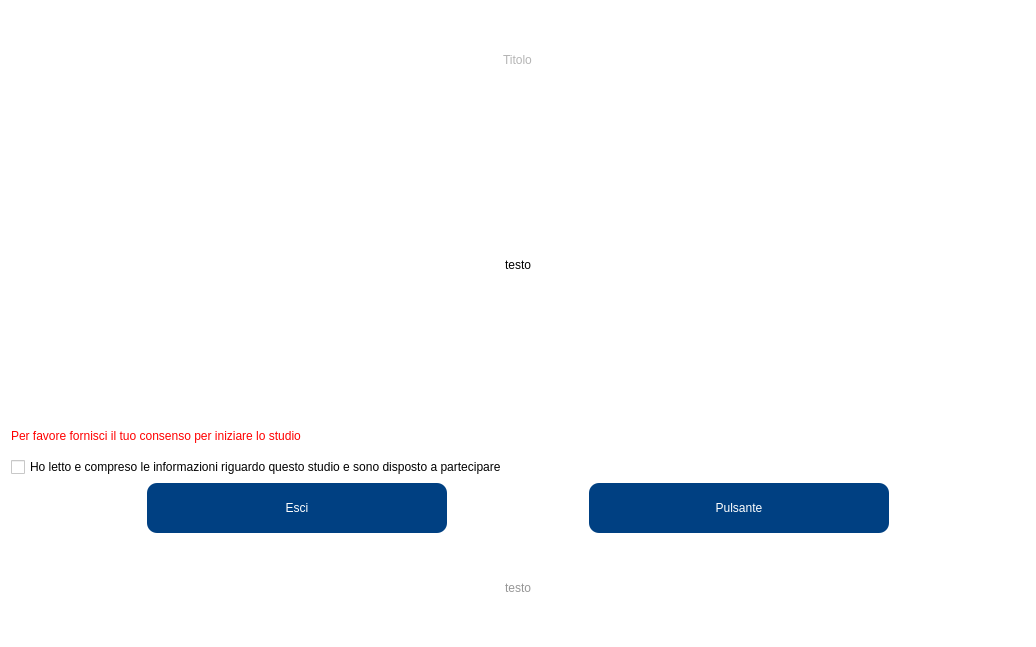
cosfederico/Interfaccia-Tesi, file GUI/qtdesigner/IntroPage.ui: the form before one commit.
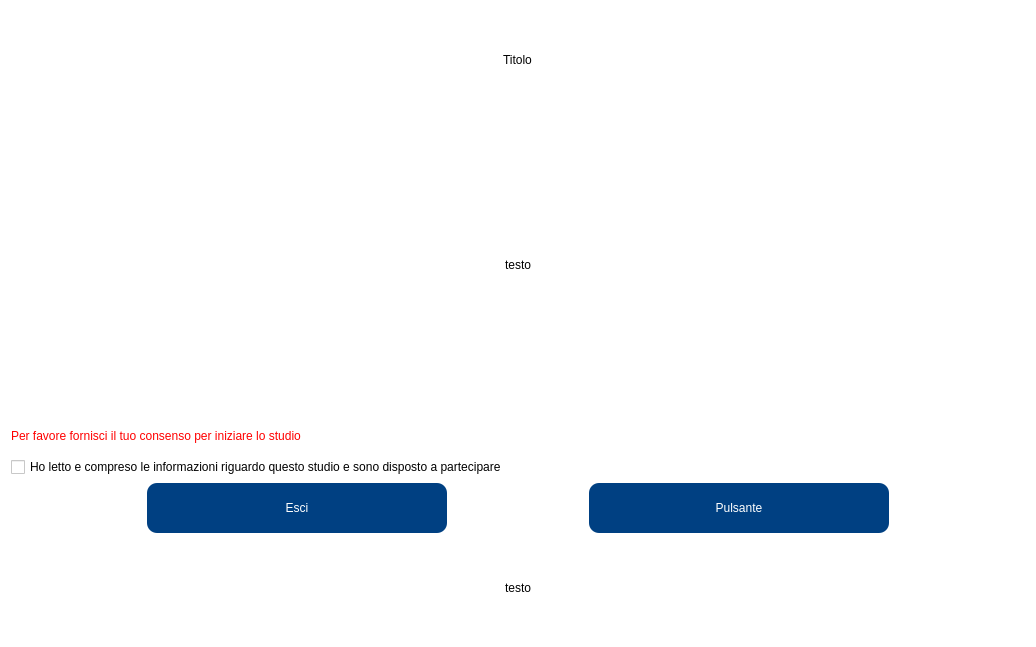
The form after the commit.

The edit to the form file:
```diff
--- a/GUI/qtdesigner/IntroPage.ui
+++ b/GUI/qtdesigner/IntroPage.ui
@@ -21,7 +21,6 @@
     <widget class="QLabel" name="title">
      <property name="styleSheet">
       <string notr="true">font: 36pt &quot;Rubik Light&quot;;
-color: rgb(180, 180, 180);
 background-color: rgba(255, 255, 255, 0);</string>
      </property>
      <property name="text">
@@ -141,7 +140,6 @@
      </property>
      <property name="styleSheet">
       <string notr="true">font: 12pt &quot;Rubik Light&quot;;
-color: rgb(150, 150, 150);
 background-color: rgba(255, 255, 255, 0);</string>
      </property>
      <property name="text">
```
